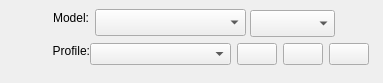
This is krita/ui/forms/wdgcolorspaceselector.ui in KDE/calligra as Qt 5 draws it before an edit. The edited form follows.
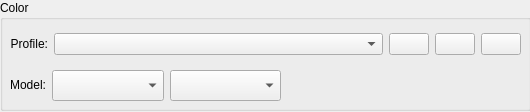
This is the edited form. Custom widgets are drawn as their Qt base class.

Commit message: update colors selector widget so it does not collapse

Patch:
```diff
--- a/krita/ui/forms/wdgcolorspaceselector.ui
+++ b/krita/ui/forms/wdgcolorspaceselector.ui
@@ -6,22 +6,61 @@
    <rect>
     <x>0</x>
     <y>0</y>
-    <width>383</width>
-    <height>83</height>
+    <width>530</width>
+    <height>112</height>
    </rect>
   </property>
+  <property name="sizePolicy">
+   <sizepolicy hsizetype="Minimum" vsizetype="Minimum">
+    <horstretch>0</horstretch>
+    <verstretch>0</verstretch>
+   </sizepolicy>
+  </property>
+  <property name="minimumSize">
+   <size>
+    <width>493</width>
+    <height>112</height>
+   </size>
+  </property>
+  <widget class="QGroupBox" name="groupBox">
+   <property name="geometry">
+    <rect>
+     <x>0</x>
+     <y>0</y>
+     <width>531</width>
+     <height>111</height>
+    </rect>
+   </property>
+   <property name="title">
+    <string>Color</string>
+   </property>
+   <property name="flat">
+    <bool>false</bool>
+   </property>
+   <property name="checkable">
+    <bool>false</bool>
+   </property>
+   <widget class="QWidget" name="horizontalLayoutWidget">
+    <property name="geometry">
+     <rect>
+      <x>10</x>
+      <y>70</y>
+      <width>271</width>
+      <height>31</height>
+     </rect>
+    </property>
+    <layout class="QHBoxLayout" name="horizontalLayout_2">
+     <item>
   <widget class="QLabel" name="lblColorSpaces">
-   <property name="geometry">
-    <rect>
-     <x>9</x>
-     <y>9</y>
-     <width>80</width>
-     <height>17</height>
-    </rect>
+       <property name="sizePolicy">
+        <sizepolicy hsizetype="Fixed" vsizetype="Fixed">
+         <horstretch>0</horstretch>
+         <verstretch>0</verstretch>
+        </sizepolicy>
    </property>
    <property name="minimumSize">
     <size>
-     <width>80</width>
+         <width>0</width>
      <height>0</height>
     </size>
    </property>
@@ -35,15 +74,9 @@
     <cstring>cmbColorModels</cstring>
    </property>
   </widget>
+     </item>
+     <item>
   <widget class="KisCmbIDList" name="cmbColorModels">
-   <property name="geometry">
-    <rect>
-     <x>95</x>
-     <y>9</y>
-     <width>151</width>
-     <height>27</height>
-    </rect>
-   </property>
    <property name="sizePolicy">
     <sizepolicy hsizetype="Expanding" vsizetype="Preferred">
      <horstretch>0</horstretch>
@@ -51,40 +84,9 @@
     </sizepolicy>
    </property>
   </widget>
-  <widget class="QLabel" name="lblProfiles">
-   <property name="geometry">
-    <rect>
-     <x>10</x>
-     <y>40</y>
-     <width>80</width>
-     <height>21</height>
-    </rect>
-   </property>
-   <property name="minimumSize">
-    <size>
-     <width>80</width>
-     <height>0</height>
-    </size>
-   </property>
-   <property name="text">
-    <string>Profile:</string>
-   </property>
-   <property name="alignment">
-    <set>Qt::AlignRight|Qt::AlignTrailing|Qt::AlignVCenter</set>
-   </property>
-   <property name="buddy">
-    <cstring>cmbProfile</cstring>
-   </property>
-  </widget>
+     </item>
+     <item>
   <widget class="KisCmbIDList" name="cmbColorDepth">
-   <property name="geometry">
-    <rect>
-     <x>250</x>
-     <y>10</y>
-     <width>85</width>
-     <height>27</height>
-    </rect>
-   </property>
    <property name="sizePolicy">
     <sizepolicy hsizetype="Expanding" vsizetype="Preferred">
      <horstretch>0</horstretch>
@@ -92,16 +94,44 @@
     </sizepolicy>
    </property>
   </widget>
-  <widget class="QWidget" name="">
+     </item>
+    </layout>
+   </widget>
+   <widget class="QWidget" name="layoutWidget">
    <property name="geometry">
     <rect>
-     <x>90</x>
-     <y>40</y>
-     <width>279</width>
+      <x>10</x>
+      <y>30</y>
+      <width>511</width>
      <height>29</height>
     </rect>
    </property>
    <layout class="QHBoxLayout" name="horizontalLayout">
+     <item>
+      <widget class="QLabel" name="lblProfiles">
+       <property name="sizePolicy">
+        <sizepolicy hsizetype="Fixed" vsizetype="Fixed">
+         <horstretch>0</horstretch>
+         <verstretch>0</verstretch>
+        </sizepolicy>
+       </property>
+       <property name="minimumSize">
+        <size>
+         <width>0</width>
+         <height>0</height>
+        </size>
+       </property>
+       <property name="text">
+        <string>Profile:</string>
+       </property>
+       <property name="alignment">
+        <set>Qt::AlignRight|Qt::AlignTrailing|Qt::AlignVCenter</set>
+       </property>
+       <property name="buddy">
+        <cstring>cmbProfile</cstring>
+       </property>
+      </widget>
+     </item>
     <item>
      <widget class="SqueezedComboBox" name="cmbProfile">
       <property name="sizePolicy">
@@ -152,6 +182,7 @@
      </widget>
     </item>
    </layout>
+   </widget>
   </widget>
  </widget>
  <customwidgets>
```
Lines whose indentation alone changed are shown as unchanged. The commit also changes 1 other file.
